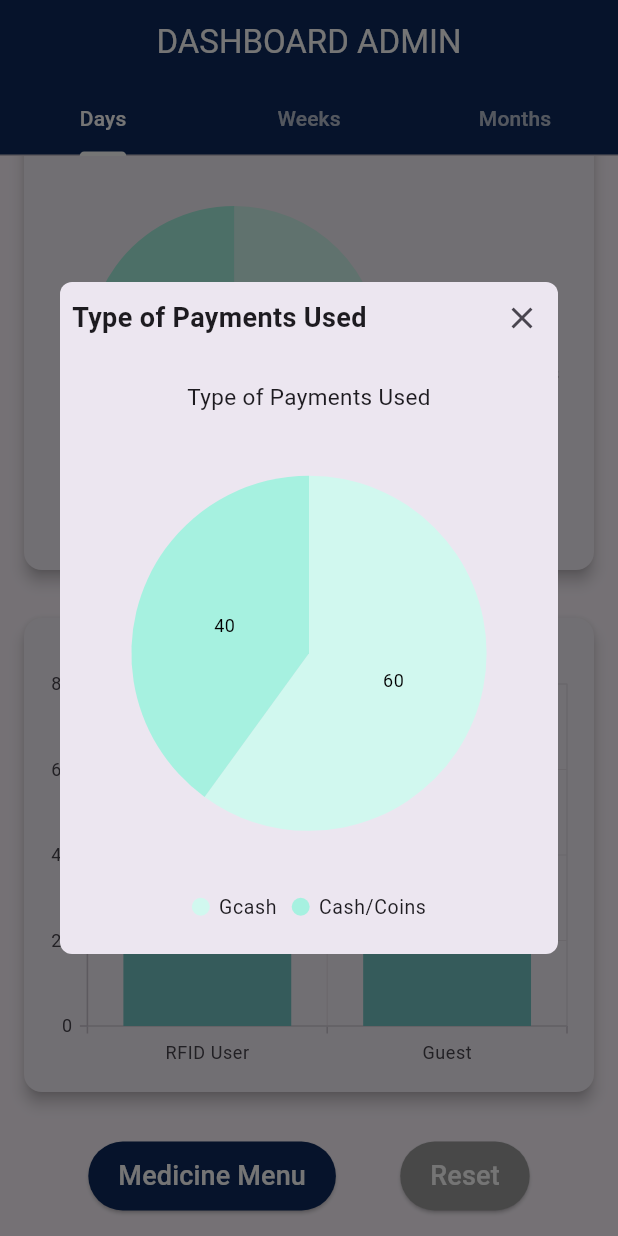
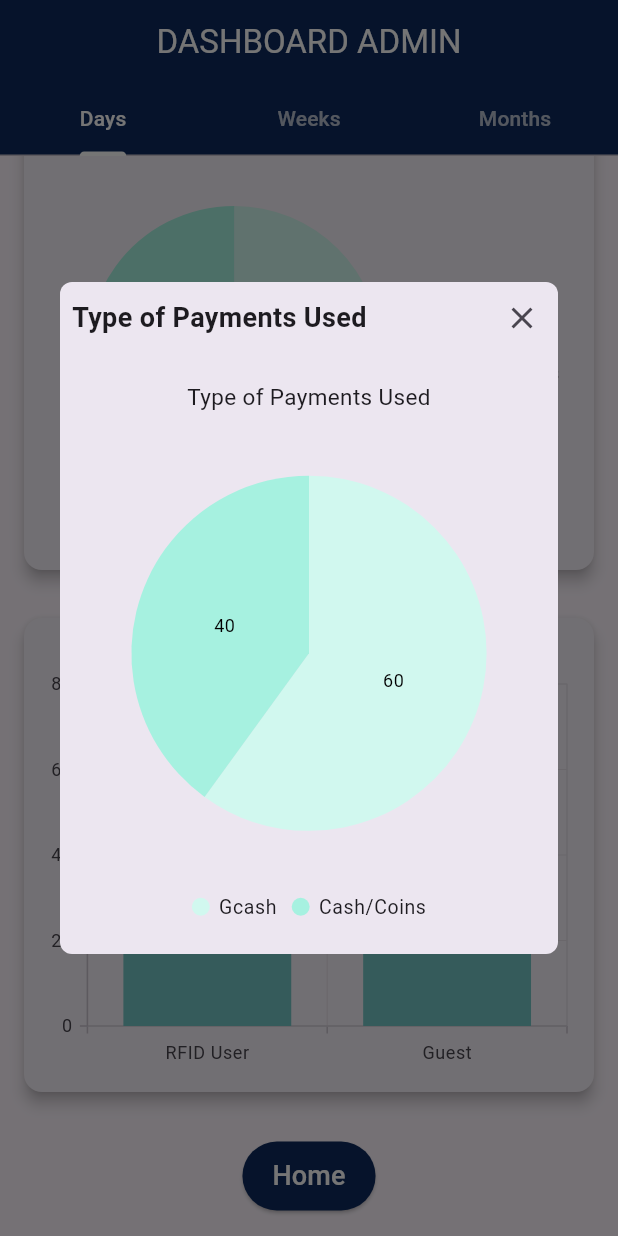
Before and after one commit to Ruoneee/vendomed_flutter, a Flutter app: the DashboardScreen screen opened directly, scrolled down 1448 dp, after a tap on "Type of Payments Used", on a phone screen of 412 x 824 dp. Run offline on Flutter 3.47's test engine with Material 3 defaults, Android fonts, the light colour scheme and no system bars; our stand-ins replace sqflite, syncfusion_flutter_charts; accounts and stored records are empty; statements that could not run were skipped.

Commit message:
New update for the home button for dashboard.dart

```diff
--- a/lib/dashboard.dart
+++ b/lib/dashboard.dart
@@ -1,5 +1,6 @@
 import 'package:flutter/material.dart';
 import 'package:syncfusion_flutter_charts/charts.dart';
+import 'splash_screen.dart'; // Import SplashScreen to navigate to Home
 
 class DashboardScreen extends StatefulWidget {
   const DashboardScreen({Key? key}) : super(key: key);
@@ -112,9 +113,7 @@ class _DashboardScreenState extends State<DashboardScreen> {
     CategoryData(category: 'Guest', value: 40),
   ];
 
-  // --- Helper functions ---
-
-  // Generic function to show a chart dialog.
+  // --- Helper function to show chart dialog ---
   void _showChartDialog(String title, Widget chartContent) {
     showDialog(
       context: context,
@@ -158,14 +157,12 @@ class _DashboardScreenState extends State<DashboardScreen> {
     );
   }
 
-  void _resetDashboard() {
-    setState(() {
-      // Add reset logic if needed.
-    });
-  }
-
-  void _navigateToMedicineMenu() {
-    Navigator.pushReplacementNamed(context, '/medicine_menu');
+  // Navigate to Home (SplashScreen).
+  void _navigateToHome() {
+    Navigator.pushReplacement(
+      context,
+      MaterialPageRoute(builder: (context) => const SplashScreen()),
+    );
   }
 
   int _currentTabIndex = 0;
@@ -229,7 +226,7 @@ class _DashboardScreenState extends State<DashboardScreen> {
                     xValueMapper: (ChartData data, _) => data.x,
                     yValueMapper: (ChartData data, _) => data.y,
                     markerSettings: const MarkerSettings(isVisible: true),
-                    color: const Color(0xFF3674B5), // #3674B5
+                    color: const Color(0xFF3674B5),
                   )
                 ],
               ),
@@ -318,7 +315,7 @@ class _DashboardScreenState extends State<DashboardScreen> {
                 xValueMapper: (ChartData data, _) => data.x,
                 yValueMapper: (ChartData data, _) => data.y,
                 dataLabelSettings: const DataLabelSettings(isVisible: true),
-                color: const Color(0xFF578FCA), // #578FCA
+                color: const Color(0xFF578FCA),
               )
             ],
           ),
@@ -363,7 +360,7 @@ class _DashboardScreenState extends State<DashboardScreen> {
                 xValueMapper: (ChartData data, _) => data.x,
                 yValueMapper: (ChartData data, _) => data.y,
                 dataLabelSettings: const DataLabelSettings(isVisible: true),
-                color: const Color(0xFFA1E3F9), // #A1E3F9
+                color: const Color(0xFFA1E3F9),
               )
             ],
           ),
@@ -408,9 +405,9 @@ class _DashboardScreenState extends State<DashboardScreen> {
                 yValueMapper: (CategoryData data, _) => data.value,
                 pointColorMapper: (CategoryData data, _) {
                   if (data.category == 'Gcash') {
-                    return const Color(0xFFD1F8EF); // #D1F8EF
+                    return const Color(0xFFD1F8EF);
                   } else {
-                    return const Color(0xFFA6F1E0); // #A6F1E0
+                    return const Color(0xFFA6F1E0);
                   }
                 },
                 dataLabelSettings: const DataLabelSettings(isVisible: true),
@@ -463,7 +460,7 @@ class _DashboardScreenState extends State<DashboardScreen> {
                 xValueMapper: (CategoryData data, _) => data.category,
                 yValueMapper: (CategoryData data, _) => data.value,
                 dataLabelSettings: const DataLabelSettings(isVisible: true),
-                color: const Color(0xFF73C7C7), // #73C7C7
+                color: const Color(0xFF73C7C7),
               )
             ],
           ),
@@ -502,34 +499,19 @@ class _DashboardScreenState extends State<DashboardScreen> {
           _buildTotalSalesChart(),
           _buildPaymentChart(),
           _buildUserTypeChart(),
+          // Home Button to navigate to SplashScreen.
           Padding(
             padding: const EdgeInsets.all(16.0),
-            child: Row(
-              mainAxisAlignment: MainAxisAlignment.spaceEvenly,
-              children: [
-                ElevatedButton(
-                  onPressed: _navigateToMedicineMenu,
+            child: ElevatedButton(
+              onPressed: _navigateToHome,
               style: ElevatedButton.styleFrom(
                 backgroundColor: const Color(0xFF0D2A5E),
                 padding: const EdgeInsets.symmetric(horizontal: 20, vertical: 10),
               ),
               child: const Text(
-                    "Medicine Menu",
+                "Home",
                 style: TextStyle(fontSize: 18, color: Colors.white),
               ),
-                ),
-                ElevatedButton(
-                  onPressed: _resetDashboard,
-                  style: ElevatedButton.styleFrom(
-                    backgroundColor: Colors.grey,
-                    padding: const EdgeInsets.symmetric(horizontal: 20, vertical: 10),
-                  ),
-                  child: const Text(
-                    "Reset",
-                    style: TextStyle(fontSize: 18, color: Colors.white),
-                  ),
-                ),
-              ],
             ),
           ),
         ],
```
Lines whose indentation alone changed are shown as unchanged.
